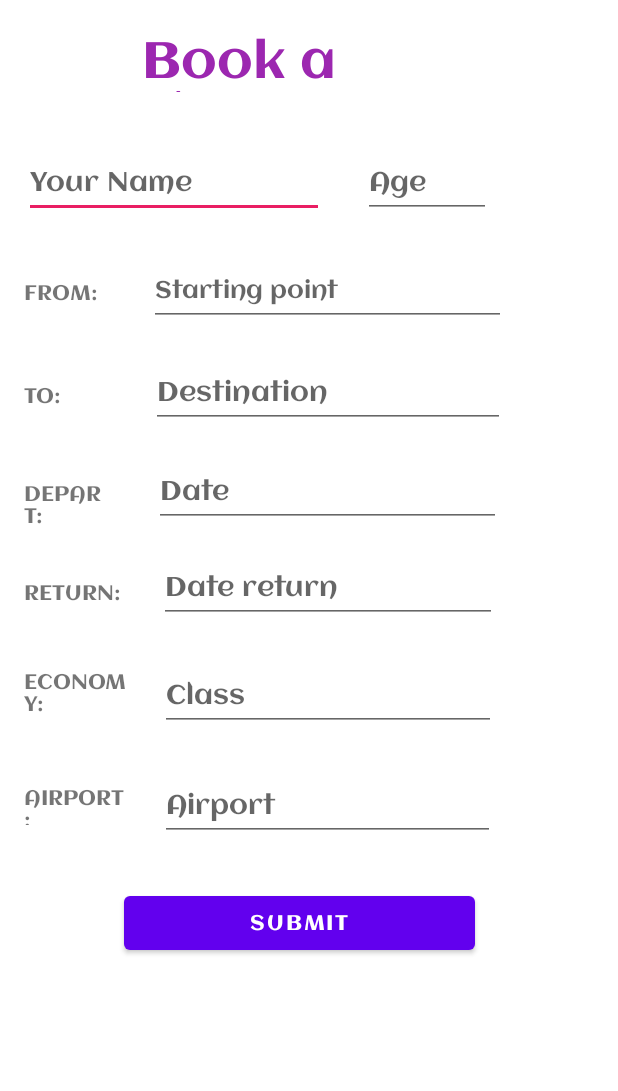
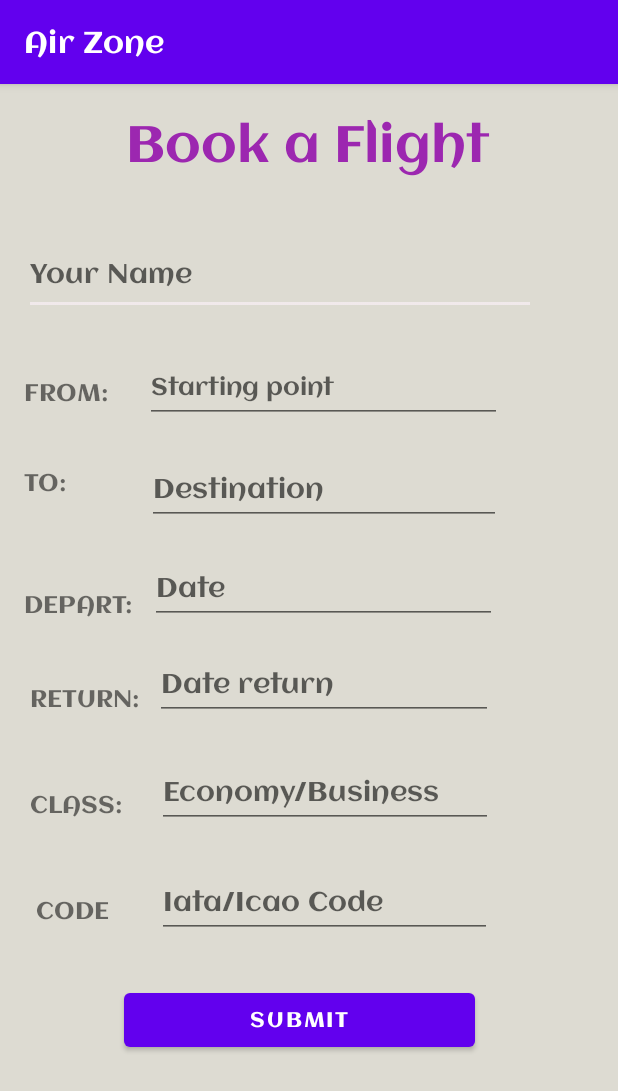
Before and after one commit to gilbertKorir/Flight-Tracker-Android, an Android app: the BookingActivity screen opened directly, with no data from a screen before it, on a phone screen of 412 x 824 dp. Shown: the top 1091 px of the screen. Run offline under Robolectric (Android 15) with nearby library versions, the phone set to English and light mode, and no system bars; our stand-ins replace ButterKnife.

Commit message:
ft:added a booking activity

```diff
--- a/app/src/main/java/com/example/flighttracking/ui/BookingActivity.java
+++ b/app/src/main/java/com/example/flighttracking/ui/BookingActivity.java
@@ -2,18 +2,49 @@ package com.example.flighttracking.ui;
 
 import androidx.appcompat.app.AppCompatActivity;
 
+import android.content.Intent;
 import android.os.Bundle;
+import android.view.View;
 import android.view.Window;
+import android.widget.Button;
+import android.widget.TextView;
 
 import com.example.flighttracking.R;
 
-public class BookingActivity extends AppCompatActivity {
+import butterknife.BindView;
+import butterknife.ButterKnife;
+
+public class BookingActivity extends AppCompatActivity implements View.OnClickListener {
+    @BindView(R.id.personName) TextView mPerson;
+    @BindView(R.id.startingPoint) TextView mStart;
+    @BindView(R.id.endPoint) TextView mEnd;
+    @BindView(R.id.departDate) TextView mDepart;
+    @BindView(R.id.returnDate) TextView mReturn;
+    @BindView(R.id.economyClass) TextView mEconomy;
+    @BindView(R.id.codeEnter) TextView mCode;
+    @BindView(R.id.submitData) Button mData;
 
     @Override
     protected void onCreate(Bundle savedInstanceState) {
         super.onCreate(savedInstanceState);
-        requestWindowFeature(Window.FEATURE_NO_TITLE);//will hide the title
-        getSupportActionBar().hide(); //hide the title bar
+//        requestWindowFeature(Window.FEATURE_NO_TITLE);//will hide the title
+//        getSupportActionBar().hide(); //hide the title bar
         setContentView(R.layout.activity_booking);
+
+        ButterKnife.bind(this);
+
+        mData.setOnClickListener(this);
+    }
+
+    @Override
+    public void onClick(View v) {
+        if(v == mData){
+            String name = mPerson.getText().toString();
+            String date = mDepart.getText().toString();
+            Intent intent = new Intent(BookingActivity.this, FinalActivity.class);
+            intent.putExtra("name", name);
+            intent.putExtra("date", date);
+            startActivity(intent);
+        }
     }
 }
--- a/app/src/main/java/com/example/flighttracking/ui/LoginActivity.java
+++ b/app/src/main/java/com/example/flighttracking/ui/LoginActivity.java
@@ -47,6 +47,7 @@ public class LoginActivity extends AppCompatActivity implements View.OnClickList
         getSupportActionBar().setDisplayHomeAsUpEnabled(true);
 
         FirebaseApp.initializeApp(this);
+
         mAuth = FirebaseAuth.getInstance();
 
         mRegisterTextView.setOnClickListener(this);
--- a/app/src/main/res/layout/activity_booking.xml
+++ b/app/src/main/res/layout/activity_booking.xml
@@ -4,12 +4,13 @@
     xmlns:tools="http://schemas.android.com/tools"
     android:layout_width="match_parent"
     android:layout_height="match_parent"
+    android:background="#DDDBD2"
     tools:context=".ui.BookingActivity">
 
     <TextView
         android:id="@+id/textView3"
-        android:layout_width="222dp"
-        android:layout_height="45dp"
+        android:layout_width="wrap_content"
+        android:layout_height="wrap_content"
         android:layout_marginStart="8dp"
         android:layout_marginTop="16dp"
         android:layout_marginEnd="8dp"
@@ -23,39 +24,28 @@
 
     <EditText
         android:id="@+id/personName"
-        android:layout_width="wrap_content"
-        android:layout_height="wrap_content"
+        android:layout_width="341dp"
+        android:layout_height="55dp"
         android:layout_marginStart="16dp"
         android:layout_marginTop="36dp"
-        android:backgroundTint="#E91E63"
+        android:autofillHints=""
+        android:backgroundTint="#E4F3EBEE"
         android:ems="10"
         android:hint="Your Name"
         android:inputType="textPersonName"
         android:minHeight="48dp"
-        android:textColor="#E91E63"
+        android:textColor="#020202"
         app:layout_constraintStart_toStartOf="parent"
-        app:layout_constraintTop_toBottomOf="@+id/textView3"
-        android:autofillHints="" />
-
-    <EditText
-        android:id="@+id/ageEdit"
-        android:layout_width="85dp"
-        android:layout_height="48dp"
-        android:layout_marginStart="26dp"
-        android:layout_marginTop="36dp"
-        android:ems="10"
-        android:hint="Age"
-        android:inputType="textPersonName"
-        app:layout_constraintStart_toEndOf="@+id/personName"
         app:layout_constraintTop_toBottomOf="@+id/textView3" />
 
     <TextView
         android:id="@+id/textView4"
-        android:layout_width="59dp"
-        android:layout_height="31dp"
+        android:layout_width="wrap_content"
+        android:layout_height="wrap_content"
         android:layout_marginTop="40dp"
         android:layout_marginEnd="68dp"
         android:text="FROM:"
+        android:textSize="16sp"
         app:layout_constraintEnd_toStartOf="@+id/startingPoint"
         app:layout_constraintStart_toStartOf="@+id/personName"
         app:layout_constraintTop_toBottomOf="@+id/personName" />
@@ -79,6 +69,7 @@
         android:layout_height="25dp"
         android:layout_marginTop="37dp"
         android:text="TO:"
+        android:textSize="16sp"
         app:layout_constraintStart_toStartOf="@+id/textView4"
         app:layout_constraintTop_toBottomOf="@+id/textView4" />
 
@@ -96,11 +87,12 @@
 
     <TextView
         android:id="@+id/textView12"
-        android:layout_width="55dp"
-        android:layout_height="30dp"
-        android:layout_marginTop="40dp"
+        android:layout_width="wrap_content"
+        android:layout_height="wrap_content"
+        android:layout_marginTop="56dp"
         android:layout_marginEnd="34dp"
         android:text="DEPART:"
+        android:textSize="16sp"
         app:layout_constraintEnd_toStartOf="@+id/departDate"
         app:layout_constraintHorizontal_bias="0.0"
         app:layout_constraintStart_toStartOf="@+id/textView5"
@@ -122,8 +114,10 @@
         android:id="@+id/df"
         android:layout_width="wrap_content"
         android:layout_height="wrap_content"
-        android:layout_marginTop="36dp"
+        android:layout_marginStart="4dp"
+        android:layout_marginTop="40dp"
         android:text="RETURN:"
+        android:textSize="16sp"
         app:layout_constraintStart_toStartOf="@+id/textView12"
         app:layout_constraintTop_toBottomOf="@+id/textView12" />
 
@@ -141,7 +135,7 @@
         app:layout_constraintTop_toBottomOf="@+id/departDate" />
 
     <Button
-        android:id="@+id/submitButton"
+        android:id="@+id/submitData"
         android:layout_width="234dp"
         android:layout_height="48dp"
         android:layout_marginStart="135dp"
@@ -155,10 +149,11 @@
 
     <TextView
         android:id="@+id/textView14"
-        android:layout_width="70dp"
-        android:layout_height="37dp"
-        android:layout_marginTop="40dp"
-        android:text="ECONOMY:"
+        android:layout_width="wrap_content"
+        android:layout_height="wrap_content"
+        android:layout_marginTop="48dp"
+        android:text="CLASS:"
+        android:textSize="16sp"
         app:layout_constraintStart_toStartOf="@+id/df"
         app:layout_constraintTop_toBottomOf="@+id/df" />
 
@@ -168,28 +163,31 @@
         android:layout_height="48dp"
         android:layout_marginTop="24dp"
         android:ems="10"
-        android:hint="Class"
+        android:hint="Economy/Business"
         android:inputType="textPersonName"
         app:layout_constraintEnd_toEndOf="@+id/returnDate"
+        app:layout_constraintHorizontal_bias="1.0"
         app:layout_constraintStart_toStartOf="@+id/returnDate"
         app:layout_constraintTop_toBottomOf="@+id/returnDate" />
 
     <TextView
         android:id="@+id/textView15"
-        android:layout_width="68dp"
-        android:layout_height="28dp"
-        android:layout_marginTop="40dp"
-        android:text="AIRPORT:"
+        android:layout_width="wrap_content"
+        android:layout_height="wrap_content"
+        android:layout_marginStart="4dp"
+        android:layout_marginTop="48dp"
+        android:text="CODE"
+        android:textSize="16sp"
         app:layout_constraintStart_toStartOf="@+id/textView14"
         app:layout_constraintTop_toBottomOf="@+id/textView14" />
 
     <EditText
-        android:id="@+id/airportEdit"
+        android:id="@+id/codeEnter"
         android:layout_width="223dp"
         android:layout_height="48dp"
         android:layout_marginTop="25dp"
         android:ems="10"
-        android:hint="Airport"
+        android:hint="Iata/Icao Code"
         android:inputType="textPersonName"
         app:layout_constraintEnd_toEndOf="@+id/economyClass"
         app:layout_constraintStart_toStartOf="@+id/economyClass"
```
Also changed, not shown: app/src/main/AndroidManifest.xml (+14 -11 lines), app/src/main/java/com/example/flighttracking/ui/FinalActivity.java (added, +29 -0 lines), app/src/main/res/layout/activity_final.xml (added, +28 -0 lines), app/src/main/res/drawable-v24/img.png (added), app/src/main/res/drawable-v24/img_1.png (added), app/src/main/res/drawable/bgn.gif (added), 1 other file.
